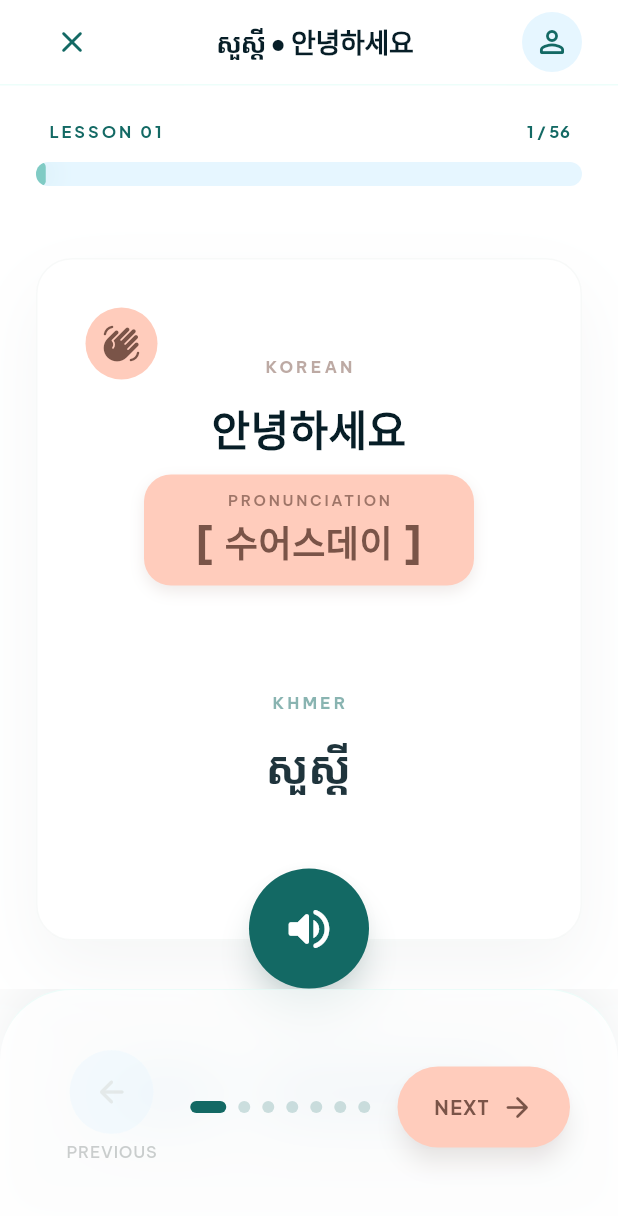
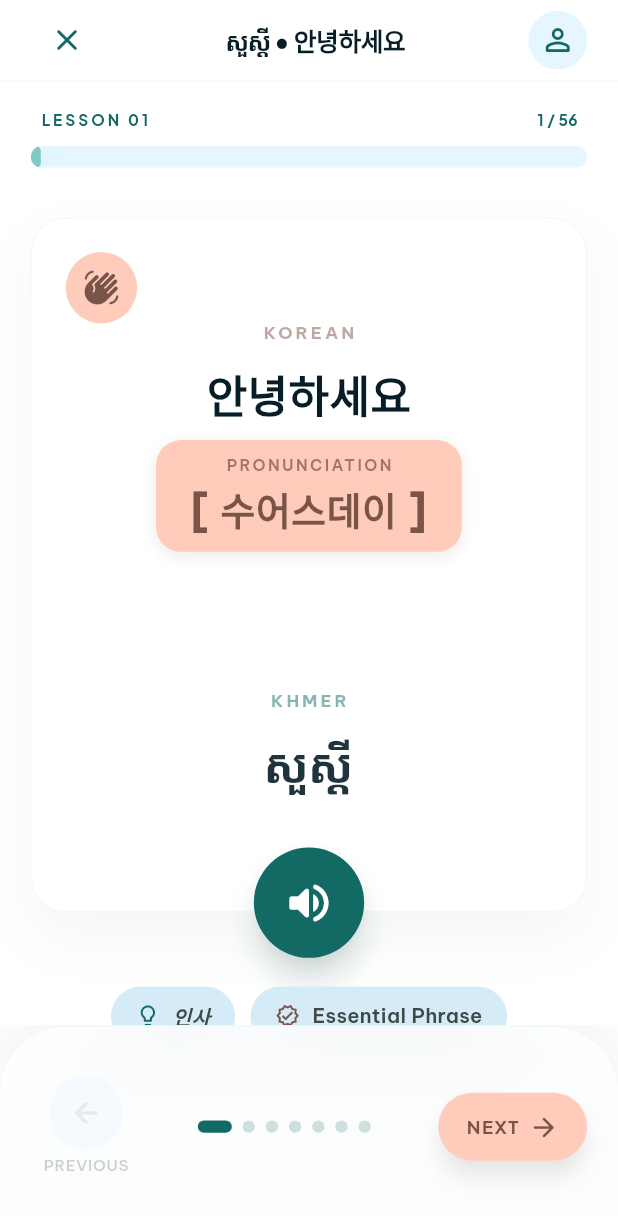
Before and after one commit to UjinLeee/project-sralanh, a Flutter app: the screen it shows after launch, after a tap on "ចាប់ផ្តើមភ្លាមៗ", on a phone screen of 412 x 824 dp. Shown: the top 1216 px of the screen. Run offline on Flutter 3.47's test engine with Material 3 defaults, Android fonts, the phone set to English and light mode, and no system bars; our stand-ins replace google_fonts; network calls fail.

Commit message:
[ BUG FIX ] 배율에 따라 화면 조정

```diff
--- a/lib/screens/phrase_study_screen.dart
+++ b/lib/screens/phrase_study_screen.dart
@@ -1,9 +1,60 @@
+import 'dart:math' as math;
 import 'dart:ui';
 
 import 'package:flutter/material.dart';
 import 'package:google_fonts/google_fonts.dart';
 import 'package:project_sralanh/models/phrase.dart';
 import 'package:project_sralanh/theme/app_theme.dart';
+
+/// Layout helpers: spacing/fonts scale with the shortest logical side; card
+/// height is capped using viewport so 4:5 cards do not blow past small screens.
+class _StudyResponsive {
+  _StudyResponsive(this.context);
+
+  final BuildContext context;
+
+  MediaQueryData get _mq => MediaQuery.of(context);
+
+  double get _w => _mq.size.width;
+
+  double get _h => _mq.size.height;
+
+  double get _short => math.min(_w, _h);
+
+  /// Base scale (~400dp shortest side → 1.0).
+  double get scale => (_short / 400).clamp(0.78, 1.22);
+
+  double sp(double logical) => logical * scale;
+
+  double horizontalPadding() => (_w * 0.05).clamp(12, 26);
+
+  double contentMaxWidth() => math.min(512, _w * 0.94);
+
+  double bodyTopPadding(double topInset) => topInset + sp(70);
+
+  double scrollBottomPadding(double bottomInset) =>
+      math.max(sp(96), _h * 0.13) + bottomInset;
+
+  double gapAfterProgress() => sp(32);
+
+  double gapBeforeChips() => sp(48);
+
+  /// Prefer 4:5 by width, but never exceed available vertical space under chrome.
+  double studyCardHeight(double cardWidth) {
+    final pad = _mq.padding;
+    final usableH = _h - pad.vertical;
+    final chrome = usableH * 0.36;
+    final maxByViewport = math.max(sp(210), usableH - chrome);
+    final byAspect = cardWidth * 5 / 4;
+    return math
+        .min(byAspect, maxByViewport)
+        .clamp(sp(200), math.min(sp(560), maxByViewport));
+  }
+
+  /// Fine-tune typography inside the card when it is shorter than design baseline.
+  double studyCardInnerScale(double cardHeight) =>
+      (cardHeight / 380).clamp(0.68, 1.05);
+}
 
 class PhraseStudyArgs {
   const PhraseStudyArgs({
@@ -90,6 +141,7 @@ class _PhraseStudyScreenState extends State<PhraseStudyScreen> {
     final total = phrases.length;
     final current = _index + 1;
     final progress = current / total;
+    final r = _StudyResponsive(context);
 
     return Scaffold(
       backgroundColor: Colors.white,
@@ -98,14 +150,14 @@ class _PhraseStudyScreenState extends State<PhraseStudyScreen> {
           Positioned.fill(
             child: SingleChildScrollView(
               padding: EdgeInsets.fromLTRB(
-                24,
-                topInset + 80,
-                24,
-                140 + bottomInset,
+                r.horizontalPadding(),
+                r.bodyTopPadding(topInset),
+                r.horizontalPadding(),
+                r.scrollBottomPadding(bottomInset),
               ),
               child: Center(
                 child: ConstrainedBox(
-                  constraints: const BoxConstraints(maxWidth: 512),
+                  constraints: BoxConstraints(maxWidth: r.contentMaxWidth()),
                   child: Column(
                     crossAxisAlignment: CrossAxisAlignment.stretch,
                     children: [
@@ -115,12 +167,12 @@ class _PhraseStudyScreenState extends State<PhraseStudyScreen> {
                         total: total,
                         progress: progress,
                       ),
-                      const SizedBox(height: 48),
+                      SizedBox(height: r.gapAfterProgress()),
                       _StudyCard(
                         phrase: phrase,
                         onPlayAudio: () {},
                       ),
-                      const SizedBox(height: 80),
+                      SizedBox(height: r.gapBeforeChips()),
                       _HintChips(category: phrase.category),
                     ],
                   ),
@@ -171,6 +223,11 @@ class _StudyTopBar extends StatelessWidget {
 
   @override
   Widget build(BuildContext context) {
+    final r = _StudyResponsive(context);
+    final barH = r.sp(52).clamp(48.0, 58.0);
+    final hPad = r.horizontalPadding();
+    final avatar = r.sp(38).clamp(32.0, 44.0);
+
     return ClipRect(
       child: BackdropFilter(
         filter: ImageFilter.blur(sigmaX: 20, sigmaY: 20),
@@ -185,9 +242,9 @@ class _StudyTopBar extends StatelessWidget {
             ),
           ),
           child: SizedBox(
-            height: 56,
+            height: barH,
             child: Padding(
-              padding: const EdgeInsets.symmetric(horizontal: 24),
+              padding: EdgeInsets.symmetric(horizontal: hPad),
               child: Row(
                 children: [
                   IconButton(
@@ -204,7 +261,7 @@ class _StudyTopBar extends StatelessWidget {
                       maxLines: 1,
                       overflow: TextOverflow.ellipsis,
                       style: GoogleFonts.plusJakartaSans(
-                        fontSize: 18,
+                        fontSize: (16 * r.scale).clamp(14.0, 19.0),
                         fontWeight: FontWeight.bold,
                         color: AppColors.onSurface,
                         letterSpacing: -0.25,
@@ -212,8 +269,8 @@ class _StudyTopBar extends StatelessWidget {
                     ),
                   ),
                   SizedBox(
-                    width: 40,
-                    height: 40,
+                    width: avatar,
+                    height: avatar,
                     child: ClipOval(
                       child: Image.network(
                         profileImageUrl,
@@ -253,18 +310,22 @@ class _ProgressHeader extends StatelessWidget {
 
   @override
   Widget build(BuildContext context) {
+    final r = _StudyResponsive(context);
+    final labelFs = (10 * r.scale).clamp(9.0, 12.0);
+    final barH = r.sp(14).clamp(12.0, 18.0);
+
     return Column(
       crossAxisAlignment: CrossAxisAlignment.stretch,
       children: [
         Padding(
-          padding: const EdgeInsets.symmetric(horizontal: 8),
+          padding: EdgeInsets.symmetric(horizontal: r.sp(6)),
           child: Row(
             mainAxisAlignment: MainAxisAlignment.spaceBetween,
             children: [
               Text(
                 lessonLabel.toUpperCase(),
                 style: GoogleFonts.plusJakartaSans(
-                  fontSize: 11,
+                  fontSize: labelFs,
                   fontWeight: FontWeight.bold,
                   letterSpacing: 2,
                   color: AppColors.primary,
@@ -273,7 +334,7 @@ class _ProgressHeader extends StatelessWidget {
               Text(
                 '$current / $total',
                 style: GoogleFonts.plusJakartaSans(
-                  fontSize: 11,
+                  fontSize: labelFs,
                   fontWeight: FontWeight.bold,
                   color: AppColors.primary,
                 ),
@@ -281,11 +342,11 @@ class _ProgressHeader extends StatelessWidget {
             ],
           ),
         ),
-        const SizedBox(height: 12),
+        SizedBox(height: r.sp(10)),
         ClipRRect(
           borderRadius: BorderRadius.circular(999),
           child: SizedBox(
-            height: 16,
+            height: barH,
             child: Stack(
               fit: StackFit.expand,
               children: [
@@ -327,27 +388,48 @@ class _StudyCard extends StatelessWidget {
 
   @override
   Widget build(BuildContext context) {
+    final r = _StudyResponsive(context);
     final icon = categoryIcon(phrase.category);
 
-    return Stack(
+    return LayoutBuilder(
+      builder: (context, constraints) {
+        final cardW = constraints.maxWidth;
+        final cardH = r.studyCardHeight(cardW);
+        final s = r.studyCardInnerScale(cardH);
+        final pad = math.max(12.0, cardW * 0.06);
+        final fabNudge = r.sp(28) * s;
+        final iconD = r.sp(44) * s;
+        final labelFs = (11 * s).clamp(9.0, 12.0);
+        final koreanFs = (28 * s).clamp(20.0, 32.0);
+        final khmerFs = (30 * s).clamp(22.0, 34.0);
+        final pronCaptionFs = (10 * s).clamp(8.5, 11.0);
+        final pronBodyFs = (24 * s).clamp(17.0, 28.0);
+        final gapMd = r.sp(14) * s;
+        final gapSm = r.sp(10) * s;
+        final corner = (22 * s).clamp(16.0, 26.0);
+        final pronMinW = cardW * 0.55;
+
+        return SizedBox(
+          height: cardH,
+          width: cardW,
+          child: Stack(
             clipBehavior: Clip.none,
             alignment: Alignment.bottomCenter,
             children: [
-        AspectRatio(
-          aspectRatio: 4 / 5,
+              Positioned.fill(
                 child: Container(
-            padding: const EdgeInsets.all(32),
+                  padding: EdgeInsets.all(pad),
                   decoration: BoxDecoration(
                     color: Colors.white,
-              borderRadius: BorderRadius.circular(24),
+                    borderRadius: BorderRadius.circular(corner),
                     border: Border.all(
                       color: AppColors.outlineVariant.withValues(alpha: 0.12),
                     ),
                     boxShadow: [
                       BoxShadow(
                         color: const Color(0xFF071E27).withValues(alpha: 0.04),
-                  blurRadius: 40,
-                  offset: const Offset(0, 20),
+                        blurRadius: r.sp(32),
+                        offset: Offset(0, r.sp(16)),
                       ),
                     ],
                   ),
@@ -357,8 +439,8 @@ class _StudyCard extends StatelessWidget {
                         top: 0,
                         left: 0,
                         child: Container(
-                    width: 48,
-                    height: 48,
+                          width: iconD,
+                          height: iconD,
                           decoration: BoxDecoration(
                             color: AppColors.secondaryContainer,
                             shape: BoxShape.circle,
@@ -366,12 +448,12 @@ class _StudyCard extends StatelessWidget {
                           child: Icon(
                             icon,
                             color: AppColors.onSecondaryContainer,
-                      size: 26,
+                            size: iconD * 0.52,
                           ),
                         ),
                       ),
                       Padding(
-                  padding: const EdgeInsets.only(top: 8),
+                        padding: EdgeInsets.only(top: gapSm),
                         child: Column(
                           crossAxisAlignment: CrossAxisAlignment.stretch,
                           children: [
@@ -383,41 +465,47 @@ class _StudyCard extends StatelessWidget {
                                   Text(
                                     'KOREAN',
                                     style: GoogleFonts.beVietnamPro(
-                                fontSize: 11,
+                                      fontSize: labelFs,
                                       fontWeight: FontWeight.bold,
                                       letterSpacing: 2,
-                                color: AppColors.secondary.withValues(alpha: 0.5),
+                                      color: AppColors.secondary
+                                          .withValues(alpha: 0.5),
                                     ),
                                   ),
-                            const SizedBox(height: 16),
+                                  SizedBox(height: gapMd),
                                   Text(
                                     phrase.korean,
                                     textAlign: TextAlign.center,
                                     maxLines: 2,
                                     overflow: TextOverflow.ellipsis,
                                     style: GoogleFonts.plusJakartaSans(
-                                fontSize: 28,
+                                      fontSize: koreanFs,
                                       fontWeight: FontWeight.bold,
                                       color: AppColors.onSurface,
                                       height: 1.2,
                                     ),
                                   ),
-                            const SizedBox(height: 14),
+                                  SizedBox(height: gapSm * 1.2),
                                   Container(
-                              constraints: const BoxConstraints(minWidth: 220),
-                              padding: const EdgeInsets.symmetric(
-                                horizontal: 20,
-                                vertical: 10,
+                                    constraints: BoxConstraints(
+                                      minWidth: pronMinW,
+                                    ),
+                                    padding: EdgeInsets.symmetric(
+                                      horizontal: r.sp(18) * s,
+                                      vertical: r.sp(9) * s,
                                     ),
                                     decoration: BoxDecoration(
                                       color: AppColors.secondaryContainer,
-                                borderRadius: BorderRadius.circular(18),
+                                      borderRadius: BorderRadius.circular(
+                                        (16 * s).clamp(12.0, 20.0),
+                                      ),
                                       boxShadow: [
                                         BoxShadow(
-                                    color: AppColors.onSecondaryContainer
+                                          color: AppColors
+                                              .onSecondaryContainer
                                               .withValues(alpha: 0.12),
-                                    blurRadius: 8,
-                                    offset: const Offset(0, 4),
+                                          blurRadius: r.sp(8),
+                                          offset: Offset(0, r.sp(3)),
                                         ),
                                       ],
                                     ),
@@ -427,23 +515,25 @@ class _StudyCard extends StatelessWidget {
                                         Text(
                                           'PRONUNCIATION',
                                           style: GoogleFonts.beVietnamPro(
-                                      fontSize: 10,
+                                            fontSize: pronCaptionFs,
                                             fontWeight: FontWeight.w600,
-                                      letterSpacing: 1.8,
-                                      color: AppColors.onSecondaryContainer
+                                            letterSpacing: 1.6,
+                                            color: AppColors
+                                                .onSecondaryContainer
                                                 .withValues(alpha: 0.72),
                                           ),
                                         ),
-                                  const SizedBox(height: 4),
+                                        SizedBox(height: r.sp(3)),
                                         Text(
                                           '[ ${phrase.pronunciation} ]',
                                           textAlign: TextAlign.center,
                                           maxLines: 1,
                                           overflow: TextOverflow.ellipsis,
                                           style: GoogleFonts.beVietnamPro(
-                                      fontSize: 24,
+                                            fontSize: pronBodyFs,
                                             fontWeight: FontWeight.w800,
-                                      color: AppColors.onSecondaryContainer,
+                                            color:
+                                                AppColors.onSecondaryContainer,
                                             letterSpacing: 0.4,
                                           ),
                                         ),
@@ -461,13 +551,14 @@ class _StudyCard extends StatelessWidget {
                                   Text(
                                     'KHMER',
                                     style: GoogleFonts.beVietnamPro(
-                                fontSize: 11,
+                                      fontSize: labelFs,
                                       fontWeight: FontWeight.bold,
                                       letterSpacing: 2,
-                                color: AppColors.primary.withValues(alpha: 0.5),
+                                      color: AppColors.primary
+                                          .withValues(alpha: 0.5),
                                     ),
                                   ),
-                            const SizedBox(height: 16),
+                                  SizedBox(height: gapMd),
                                   Text(
                                     phrase.khmer,
                                     textAlign: TextAlign.center,
@@ -475,15 +566,15 @@ class _StudyCard extends StatelessWidget {
                                     overflow: TextOverflow.ellipsis,
                                     style: khmerTextStyle(
                                       context: context,
-                                fontSize: 30,
+                                      fontSize: khmerFs,
                                       fontWeight: FontWeight.bold,
-                                color: AppColors.onSurface.withValues(alpha: 0.9),
+                                      color: AppColors.onSurface
+                                          .withValues(alpha: 0.9),
                                     ),
                                   ),
                                 ],
                               ),
                             ),
-                      const SizedBox(height: 16),
                           ],
                         ),
                       ),
@@ -492,7 +583,7 @@ class _StudyCard extends StatelessWidget {
                 ),
               ),
               Transform.translate(
-          offset: const Offset(0, 32),
+                offset: Offset(0, fabNudge),
                 child: Material(
                   color: AppColors.primary,
                   shape: const CircleBorder(),
@@ -501,18 +592,21 @@ class _StudyCard extends StatelessWidget {
                   child: InkWell(
                     customBorder: const CircleBorder(),
                     onTap: onPlayAudio,
-              child: const Padding(
-                padding: EdgeInsets.all(22),
+                    child: Padding(
+                      padding: EdgeInsets.all(r.sp(18) * s),
                       child: Icon(
                         Icons.volume_up_rounded,
                         color: Colors.white,
-                  size: 36,
+                        size: r.sp(32) * s,
                       ),
                     ),
                   ),
                 ),
               ),
             ],
+          ),
+        );
+      },
     );
   }
 }
@@ -524,11 +618,12 @@ class _HintChips extends StatelessWidget {
 
   @override
   Widget build(BuildContext context) {
+    final r = _StudyResponsive(context);
     final label = categoryDisplayName(category);
     return Wrap(
       alignment: WrapAlignment.center,
-      spacing: 12,
-      runSpacing: 12,
+      spacing: r.sp(10),
+      runSpacing: r.sp(10),
       children: [
         _HintChip(
           icon: Icons.lightbulb_outline_rounded,
@@ -562,8 +657,12 @@ class _HintChip extends StatelessWidget {
 
   @override
   Widget build(BuildContext context) {
+    final r = _StudyResponsive(context);
     return Container(
-      padding: const EdgeInsets.symmetric(horizontal: 20, vertical: 12),
+      padding: EdgeInsets.symmetric(
+        horizontal: r.sp(16),
+        vertical: r.sp(10),
+      ),
       decoration: BoxDecoration(
         color: AppColors.surfaceContainerHigh,
         borderRadius: BorderRadius.circular(999),
@@ -571,12 +670,16 @@ class _HintChip extends StatelessWidget {
       child: Row(
         mainAxisSize: MainAxisSize.min,
         children: [
-          Icon(icon, size: 18, color: iconColor),
-          const SizedBox(width: 8),
+          Icon(
+            icon,
+            size: (16 * r.scale).clamp(14.0, 20.0),
+            color: iconColor,
+          ),
+          SizedBox(width: r.sp(8)),
           Text(
             label,
             style: GoogleFonts.beVietnamPro(
-              fontSize: 14,
+              fontSize: (13 * r.scale).clamp(11.0, 15.0),
               fontWeight: FontWeight.w600,
               fontStyle: italic ? FontStyle.italic : FontStyle.normal,
               color: AppColors.onSurfaceVariant,
@@ -610,20 +713,28 @@ class _StudyFooter extends StatelessWidget {
   @override
   Widget build(BuildContext context) {
     final (start, end) = visibleRange;
+    final r = _StudyResponsive(context);
+    final hPad = r.horizontalPadding();
+    final topPad = r.sp(26);
+    final botPad = r.sp(32) + bottomPadding;
+    final radius = r.sp(44).clamp(28.0, 48.0);
+    final prevCircle = r.sp(48).clamp(44.0, 58.0);
+    final dotH = r.sp(8).clamp(6.0, 10.0);
 
     return ClipRect(
       child: BackdropFilter(
         filter: ImageFilter.blur(sigmaX: 20, sigmaY: 20),
         child: Container(
           padding: EdgeInsets.only(
-            left: 32,
-            right: 32,
-            top: 32,
-            bottom: 40 + bottomPadding,
+            left: hPad,
+            right: hPad,
+            top: topPad,
+            bottom: botPad,
           ),
           decoration: BoxDecoration(
             color: Colors.white.withValues(alpha: 0.82),
-            borderRadius: const BorderRadius.vertical(top: Radius.circular(48)),
+            borderRadius:
+                BorderRadius.vertical(top: Radius.circular(radius)),
             border: Border(
               top: BorderSide(
                 color: const Color(0xFFCCFBF1).withValues(alpha: 0.35),
@@ -639,7 +750,7 @@ class _StudyFooter extends StatelessWidget {
           ),
           child: Center(
             child: ConstrainedBox(
-              constraints: const BoxConstraints(maxWidth: 512),
+              constraints: BoxConstraints(maxWidth: r.contentMaxWidth()),
               child: Row(
               mainAxisAlignment: MainAxisAlignment.spaceBetween,
               crossAxisAlignment: CrossAxisAlignment.center,
@@ -652,32 +763,33 @@ class _StudyFooter extends StatelessWidget {
                     child: Opacity(
                       opacity: canPrev ? 1 : 0.35,
                       child: Padding(
-                        padding: const EdgeInsets.symmetric(
-                          horizontal: 12,
-                          vertical: 8,
+                        padding: EdgeInsets.symmetric(
+                          horizontal: r.sp(8),
+                          vertical: r.sp(6),
                         ),
                         child: Column(
                           mainAxisSize: MainAxisSize.min,
                           children: [
                             Container(
-                              width: 56,
-                              height: 56,
+                              width: prevCircle,
+                              height: prevCircle,
                               decoration: BoxDecoration(
                                 color: AppColors.surfaceContainerLow,
                                 shape: BoxShape.circle,
                               ),
                               child: Icon(
                                 Icons.arrow_back_rounded,
+                                size: (22 * r.scale).clamp(20.0, 26.0),
                                 color: canPrev
                                     ? const Color(0xFF6F7977)
                                     : AppColors.outlineVariant,
                               ),
                             ),
-                            const SizedBox(height: 4),
+                            SizedBox(height: r.sp(3)),
                             Text(
                               'PREVIOUS',
                               style: GoogleFonts.beVietnamPro(
-                                fontSize: 11,
+                                fontSize: (10 * r.scale).clamp(9.0, 12.0),
                                 fontWeight: FontWeight.w500,
                                 letterSpacing: 0.5,
                                 color: const Color(0xFF6F7977),
@@ -694,11 +806,11 @@ class _StudyFooter extends StatelessWidget {
                   children: [
                     for (var i = start; i < end; i++)
                       Padding(
-                        padding: const EdgeInsets.only(right: 8),
+                        padding: EdgeInsets.only(right: r.sp(7)),
                         child: AnimatedContainer(
                           duration: const Duration(milliseconds: 200),
-                          width: i == currentIndex ? 24 : 8,
-                          height: 8,
+                          width: i == currentIndex ? r.sp(22) : dotH,
+                          height: dotH,
                           decoration: BoxDecoration(
                             color: AppColors.primary.withValues(
                               alpha: i == currentIndex ? 1 : 0.2,
@@ -721,9 +833,9 @@ class _StudyFooter extends StatelessWidget {
                     child: Opacity(
                       opacity: canNext ? 1 : 0.45,
                       child: Padding(
-                        padding: const EdgeInsets.symmetric(
-                          horizontal: 24,
-                          vertical: 16,
+                        padding: EdgeInsets.symmetric(
+                          horizontal: r.sp(18),
+                          vertical: r.sp(12),
                         ),
                         child: Row(
                           mainAxisSize: MainAxisSize.min,
@@ -731,17 +843,17 @@ class _StudyFooter extends StatelessWidget {
                             Text(
                               'NEXT',
                               style: GoogleFonts.plusJakartaSans(
-                                fontSize: 13,
+                                fontSize: (12 * r.scale).clamp(11.0, 14.0),
                                 fontWeight: FontWeight.bold,
                                 letterSpacing: 1,
                                 color: AppColors.onSecondaryContainer,
                               ),
                             ),
-                            const SizedBox(width: 8),
+                            SizedBox(width: r.sp(6)),
                             Icon(
                               Icons.arrow_forward_rounded,
                               color: AppColors.onSecondaryContainer,
-                              size: 22,
+                              size: (20 * r.scale).clamp(18.0, 24.0),
                             ),
                           ],
                         ),
```
Lines whose indentation alone changed are shown as unchanged.
